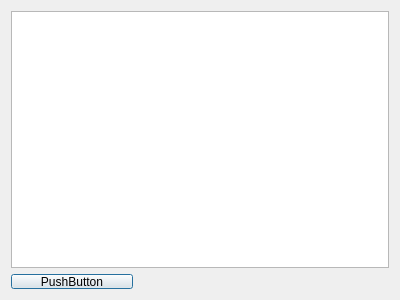
First picture: the form in View/searchdialog.ui, repository topherMcDonald/SPO, before the edit.
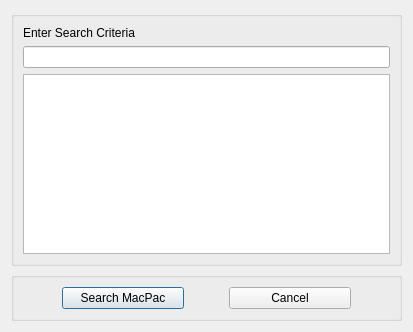
Second picture: the form after the edit.

Commit message: Updated Search dialog

```diff
--- a/View/searchdialog.ui
+++ b/View/searchdialog.ui
@@ -6,8 +6,8 @@
    <rect>
     <x>0</x>
     <y>0</y>
-    <width>400</width>
-    <height>300</height>
+    <width>413</width>
+    <height>332</height>
    </rect>
   </property>
   <property name="windowTitle">
@@ -17,19 +17,76 @@
    <item>
     <layout class="QVBoxLayout" name="loSearchDialog">
      <item>
-      <widget class="QTableWidget" name="tableWidget"/>
+      <widget class="QGroupBox" name="groupBox">
+       <property name="enabled">
+        <bool>true</bool>
+       </property>
+       <property name="sizePolicy">
+        <sizepolicy hsizetype="Preferred" vsizetype="Preferred">
+         <horstretch>0</horstretch>
+         <verstretch>1</verstretch>
+        </sizepolicy>
+       </property>
+       <property name="title">
+        <string/>
+       </property>
+       <layout class="QVBoxLayout" name="verticalLayout">
+        <item>
+         <widget class="QLabel" name="label">
+          <property name="text">
+           <string>Enter Search Criteria</string>
+          </property>
+         </widget>
+        </item>
+        <item>
+         <widget class="QLineEdit" name="lineEdit"/>
+        </item>
+        <item>
+         <widget class="QTableWidget" name="tableWidget">
+          <property name="maximumSize">
+           <size>
+            <width>16777215</width>
+            <height>167772</height>
+           </size>
+          </property>
+         </widget>
+        </item>
+       </layout>
+      </widget>
      </item>
      <item>
-      <widget class="QPushButton" name="pushButton">
-       <property name="maximumSize">
-        <size>
-         <width>122</width>
-         <height>15</height>
-        </size>
+      <widget class="QGroupBox" name="groupBox_2">
+       <property name="title">
+        <string/>
        </property>
-       <property name="text">
-        <string>PushButton</string>
-       </property>
+       <layout class="QHBoxLayout" name="horizontalLayout_3">
+        <item>
+         <widget class="QPushButton" name="btnSearchDialog">
+          <property name="maximumSize">
+           <size>
+            <width>122</width>
+            <height>25</height>
+           </size>
+          </property>
+          <property name="text">
+           <string>Search MacPac</string>
+          </property>
+         </widget>
+        </item>
+        <item>
+         <widget class="QPushButton" name="pushButton">
+          <property name="maximumSize">
+           <size>
+            <width>122</width>
+            <height>25</height>
+           </size>
+          </property>
+          <property name="text">
+           <string>Cancel</string>
+          </property>
+         </widget>
+        </item>
+       </layout>
       </widget>
      </item>
     </layout>
```
The commit also changes 6 other files.
